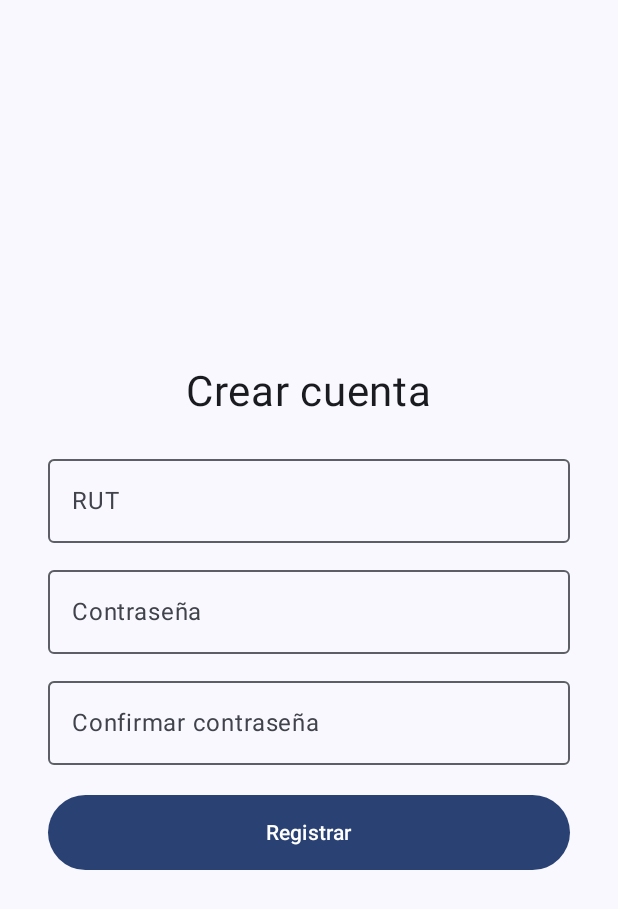
After one commit to sheloyera/Mobiamigo, an Android app built with Jetpack Compose: the composable RegisterScreen shown on its own in the app's theme, on a phone screen of 412 x 824 dp. The commit adds this screen. Shown: the top 909 px of the screen. Run offline under Robolectric (Android 15) with nearby library versions, the phone set to English and light mode, and no system bars; our stand-ins replace Firebase (no records; nobody signed in at launch, a user with empty details on screens opened directly).

Commit message:
fire base y nuevos screen

```diff
--- /dev/null
+++ b/app/src/main/java/com/example/mobiamigo/screens/RegisterScreen.kt
@@ -0,0 +1,114 @@
+package com.example.mobiamigo.screens
+
+import android.widget.Toast
+import androidx.compose.foundation.layout.*
+import androidx.compose.material3.*
+import androidx.compose.runtime.*
+import androidx.compose.ui.Alignment
+import androidx.compose.ui.Modifier
+import androidx.compose.ui.platform.LocalContext
+import androidx.compose.ui.text.input.PasswordVisualTransformation
+import androidx.compose.ui.unit.dp
+import androidx.compose.ui.unit.sp
+import androidx.navigation.NavController
+import com.google.firebase.auth.FirebaseAuth
+import com.google.firebase.firestore.FirebaseFirestore
+import kotlin.text.lowercase
+import kotlin.text.replace
+import kotlin.to
+
+@Composable
+fun RegisterScreen(navController: NavController) {
+
+    val auth = FirebaseAuth.getInstance()
+    val db = FirebaseFirestore.getInstance()
+    val context = LocalContext.current
+
+    var rut by remember { mutableStateOf("") }
+    var pass by remember { mutableStateOf("") }
+    var pass2 by remember { mutableStateOf("") }
+
+    fun rutToEmail(rut: String): String =
+        rut.replace(".", "").replace("-", "").lowercase() + "@rut.cl"
+
+    Column(
+        modifier = Modifier
+            .fillMaxSize()
+            .padding(32.dp),
+        verticalArrangement = Arrangement.Center,
+        horizontalAlignment = Alignment.CenterHorizontally
+    ) {
+
+        Text("Crear cuenta", fontSize = 28.sp)
+
+        Spacer(modifier = Modifier.height(20.dp))
+
+        OutlinedTextField(
+            value = rut,
+            onValueChange = { rut = it },
+            label = { Text("RUT") },
+            modifier = Modifier.fillMaxWidth()
+        )
+
+        Spacer(modifier = Modifier.height(10.dp))
+
+        OutlinedTextField(
+            value = pass,
+            onValueChange = { pass = it },
+            label = { Text("Contraseña") },
+            visualTransformation = PasswordVisualTransformation(),
+            modifier = Modifier.fillMaxWidth()
+        )
+
+        Spacer(modifier = Modifier.height(10.dp))
+
+        OutlinedTextField(
+            value = pass2,
+            onValueChange = { pass2 = it },
+            label = { Text("Confirmar contraseña") },
+            visualTransformation = PasswordVisualTransformation(),
+            modifier = Modifier.fillMaxWidth()
+        )
+
+        Spacer(modifier = Modifier.height(20.dp))
+
+        Button(
+            onClick = {
+
+                if (!isValidRut(rut)) {
+                    Toast.makeText(context, "RUT inválido", Toast.LENGTH_LONG).show()
+                    return@Button
+                }
+
+                if (pass != pass2) {
+                    Toast.makeText(context, "Las contraseñas no coinciden", Toast.LENGTH_LONG).show()
+                    return@Button
+                }
+
+                val email = rutToEmail(rut)
+
+                auth.createUserWithEmailAndPassword(email, pass)
+                    .addOnSuccessListener { result ->
+                        val uid = result.user!!.uid
+
+                        // Guardar información adicional
+                        db.collection("usuarios").document(uid).set(
+                            mapOf("rut" to rut)
+                        )
+
+                        Toast.makeText(context, "Cuenta creada", Toast.LENGTH_LONG).show()
+                        navController.navigate("login")
+                    }
+                    .addOnFailureListener {
+                        Toast.makeText(context, "Error: ${it.message}", Toast.LENGTH_LONG).show()
+                    }
+
+            },
+            modifier = Modifier
+                .fillMaxWidth()
+                .height(50.dp)
+        ) {
+            Text("Registrar")
+        }
+    }
+}
--- a/app/src/main/java/com/example/mobiamigo/utils/RutValidator.kt
+++ b/app/src/main/java/com/example/mobiamigo/utils/RutValidator.kt
@@ -34,7 +34,7 @@ fun esRutValido(rutCompleto: String): Boolean {
     return dvCalculado == dvEsperado
 }
 
-// La función formatRut ya no se usará en el LoginScreen, pero la dejo por si acaso.
+
 fun formatRut(rutLimpio: String): String {
     return rutLimpio
 }
--- a/build.gradle.kts
+++ b/build.gradle.kts
@@ -2,4 +2,5 @@ plugins {
     alias(libs.plugins.android.application) apply false
     alias(libs.plugins.kotlin.android) apply false
     alias(libs.plugins.kotlin.compose) apply false
+    id("com.google.gms.google-services") version "4.4.4" apply false
 }
--- a/gradle/libs.versions.toml
+++ b/gradle/libs.versions.toml
@@ -8,6 +8,7 @@ espressoCore = "3.7.0"
 lifecycleRuntimeKtx = "2.9.4"
 activityCompose = "1.11.0"
 composeBom = "2024.09.00"
+firebaseAuthKtx = "24.0.1"
 
 [libraries]
 androidx-core-ktx = { group = "androidx.core", name = "core-ktx", version.ref = "coreKtx" }
@@ -24,6 +25,7 @@ androidx-compose-ui-tooling-preview = { group = "androidx.compose.ui", name = "u
 androidx-compose-ui-test-manifest = { group = "androidx.compose.ui", name = "ui-test-manifest" }
 androidx-compose-ui-test-junit4 = { group = "androidx.compose.ui", name = "ui-test-junit4" }
 androidx-compose-material3 = { group = "androidx.compose.material3", name = "material3" }
+firebase-auth-ktx = { group = "com.google.firebase", name = "firebase-auth-ktx", version.ref = "firebaseAuthKtx" }
 
 [plugins]
 android-application = { id = "com.android.application", version.ref = "agp" }
--- a/settings.gradle.kts
+++ b/settings.gradle.kts
@@ -1,6 +1,9 @@
 pluginManagement {
     repositories {
         google {
+            google()
+            mavenCentral()
+            gradlePluginPortal()
             content {
                 includeGroupByRegex("com\\.android.*")
                 includeGroupByRegex("com\\.google.*")
```
Also changed, not shown: app/build.gradle.kts (+31 -3 lines), app/src/main/AndroidManifest.xml (+8 -3 lines), app/src/main/java/com/example/mobiamigo/screens/ContactosScreen.kt (added, +169 -0 lines), app/src/main/java/com/example/mobiamigo/screens/HomeScreen.kt (+118 -14 lines), app/src/main/java/com/example/mobiamigo/screens/LoginScreen.kt (+88 -43 lines).
